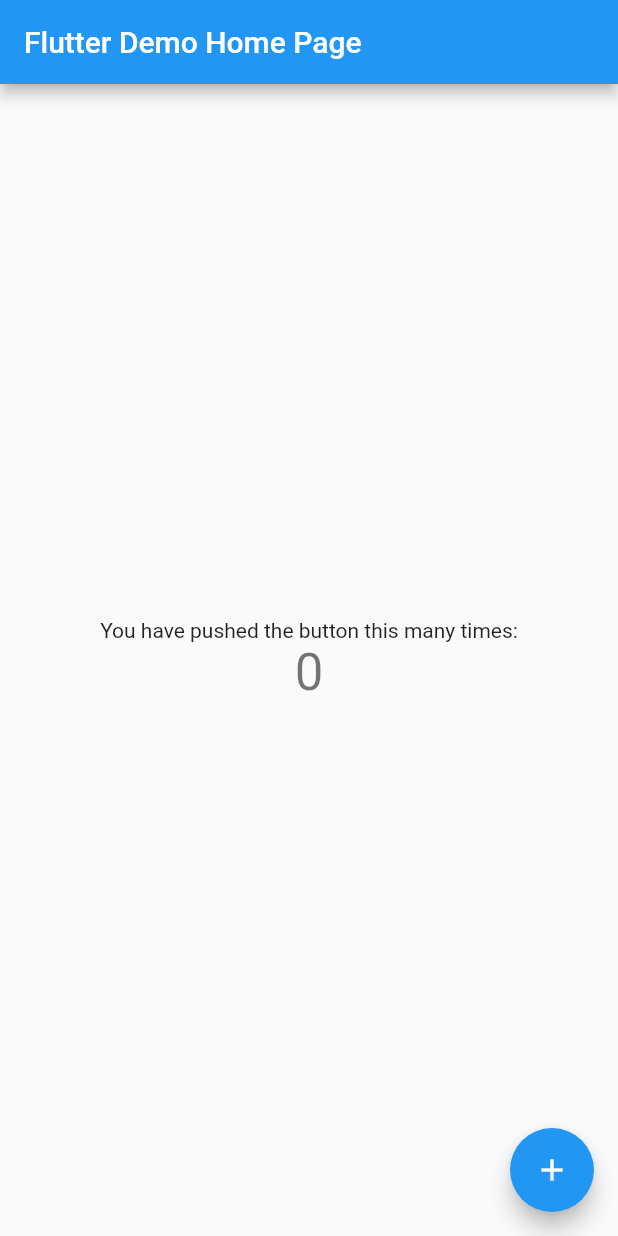
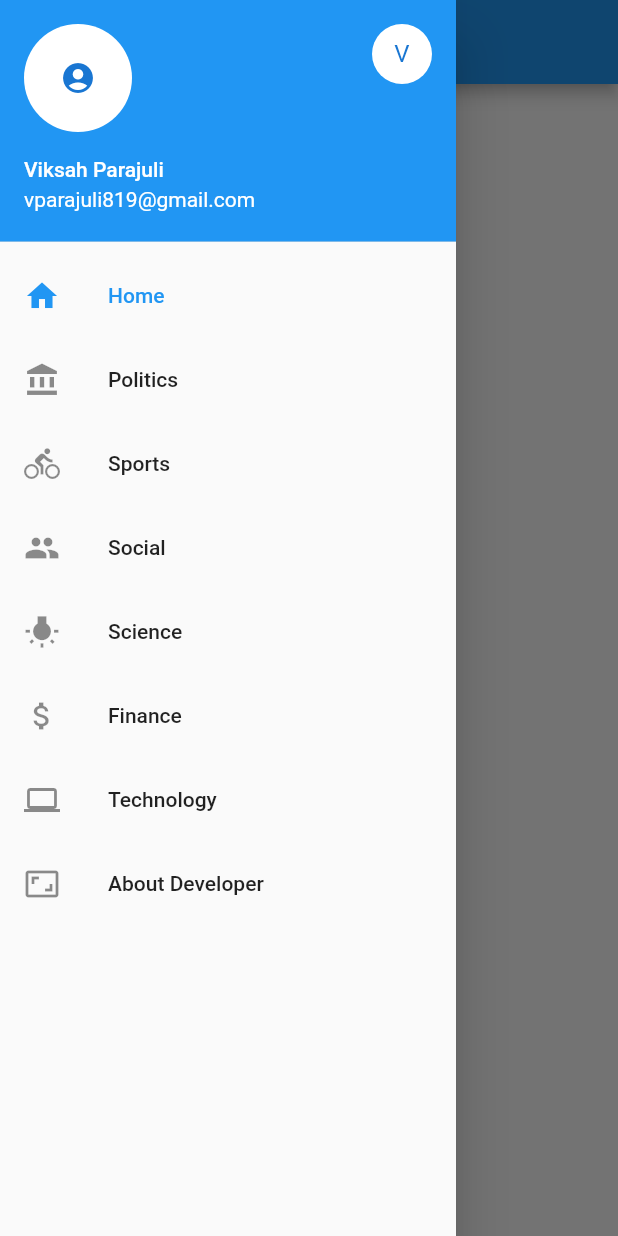
Before and after one commit to vikskod/flutter_news_app, a Flutter app: the screen it shows after launch, with the side drawer open (before the commit the screen has no drawer), on a phone screen of 412 x 824 dp. Run offline on Flutter 3.47's test engine with Material 2 defaults, Android fonts, the phone set to English and light mode, and no system bars; our stand-ins replace font_awesome_flutter.

Commit message:
Drawer setup, About Developer page setup

```diff
--- /dev/null
+++ b/lib/HomePage.dart
@@ -0,0 +1,95 @@
+import 'package:flutter/material.dart';
+import 'package:newsapp/screens/AboutDeveloper.dart';
+
+import 'drawer/DrawerItem.dart';
+
+class HomePage extends StatefulWidget {
+  @override
+  _HomePageState createState() => _HomePageState();
+}
+
+class _HomePageState extends State<HomePage> {
+  int selectedDrawerIndex = 0;
+  static final drawerItems = [
+    new DrawerItem("Home", Icons.home),
+    new DrawerItem("Politics", Icons.account_balance),
+    new DrawerItem("Sports", Icons.directions_bike),
+    new DrawerItem("Social", Icons.people),
+    new DrawerItem("Science", Icons.wb_incandescent),
+    new DrawerItem("Finance", Icons.attach_money),
+    new DrawerItem("Technology", Icons.computer),
+    new DrawerItem("About Developer", Icons.aspect_ratio)
+  ];
+  String appBarTitle = drawerItems[0].title;
+
+  getDrawerItemWidget(int pos) {
+    switch (pos) {
+      case 0:
+        return Text("Home");
+      case 1:
+        return AboutDeveloper();
+      case 2:
+        return AboutDeveloper();
+      case 3:
+        return AboutDeveloper();
+      case 4:
+        return AboutDeveloper();
+      case 5:
+        return AboutDeveloper();
+      case 6:
+        return AboutDeveloper();
+      case 7:
+        return AboutDeveloper();
+    }
+  }
+
+  @override
+  Widget build(BuildContext context) {
+    var drawerOptions = <Widget>[];
+    for (var i = 0; i < drawerItems.length; i++) {
+      var d = drawerItems[i];
+      drawerOptions.add(ListTile(
+        leading: Icon(d.icon),
+        title: Text(d.title),
+        selected: i == selectedDrawerIndex,
+        onTap: () => onSelectItem(i),
+      ));
+    }
+
+    return Scaffold(
+        appBar: AppBar(
+          title: Text(appBarTitle),
+        ),
+        drawer: Drawer(
+          child: Column(
+            children: <Widget>[
+              UserAccountsDrawerHeader(
+                accountName: Text("Viksah Parajuli"),
+                accountEmail: Text("vparajuli819@gmail.com"),
+                currentAccountPicture: CircleAvatar(
+                  backgroundColor: Colors.white,
+                  child: Icon(Icons.account_circle),
+                ),
+                otherAccountsPictures: <Widget>[
+                  CircleAvatar(
+                    backgroundColor: Colors.white,
+                    child: Text("V"),
+                  )
+                ],
+              ),
+              Column(children: drawerOptions)
+            ],
+          ),
+        ),
+        body: getDrawerItemWidget(selectedDrawerIndex));
+  }
+
+  Future<void> onSelectItem(int index) async {
+    setState(() {
+      appBarTitle = drawerItems[index].title;
+      selectedDrawerIndex = index;
+    });
+
+    Navigator.of(context).pop(); // close the drawer
+  }
+}
--- /dev/null
+++ b/lib/drawer/DrawerItem.dart
@@ -0,0 +1,8 @@
+import 'package:flutter/material.dart';
+
+class DrawerItem {
+  String title;
+  IconData icon;
+
+  DrawerItem(this.title, this.icon);
+}
--- a/lib/main.dart
+++ b/lib/main.dart
@@ -1,111 +1,17 @@
 import 'package:flutter/material.dart';
+
+import 'HomePage.dart';
 
 void main() => runApp(MyApp());
 
 class MyApp extends StatelessWidget {
-  // This widget is the root of your application.
   @override
   Widget build(BuildContext context) {
     return MaterialApp(
       title: 'Flutter Demo',
-      theme: ThemeData(
-        // This is the theme of your application.
-        //
-        // Try running your application with "flutter run". You'll see the
-        // application has a blue toolbar. Then, without quitting the app, try
-        // changing the primarySwatch below to Colors.green and then invoke
-        // "hot reload" (press "r" in the console where you ran "flutter run",
-        // or simply save your changes to "hot reload" in a Flutter IDE).
-        // Notice that the counter didn't reset back to zero; the application
-        // is not restarted.
-        primarySwatch: Colors.blue,
-      ),
-      home: MyHomePage(title: 'Flutter Demo Home Page'),
+      debugShowCheckedModeBanner: false,
+      theme: ThemeData(primarySwatch: Colors.blue),
+      home: HomePage(),
     );
   }
 }
-
-class MyHomePage extends StatefulWidget {
-  MyHomePage({Key key, this.title}) : super(key: key);
-
-  // This widget is the home page of your application. It is stateful, meaning
-  // that it has a State object (defined below) that contains fields that affect
-  // how it looks.
-
-  // This class is the configuration for the state. It holds the values (in this
-  // case the title) provided by the parent (in this case the App widget) and
-  // used by the build method of the State. Fields in a Widget subclass are
-  // always marked "final".
-
-  final String title;
-
-  @override
-  _MyHomePageState createState() => _MyHomePageState();
-}
-
-class _MyHomePageState extends State<MyHomePage> {
-  int _counter = 0;
-
-  void _incrementCounter() {
-    setState(() {
-      // This call to setState tells the Flutter framework that something has
-      // changed in this State, which causes it to rerun the build method below
-      // so that the display can reflect the updated values. If we changed
-      // _counter without calling setState(), then the build method would not be
-      // called again, and so nothing would appear to happen.
-      _counter++;
-    });
-  }
-
-  @override
-  Widget build(BuildContext context) {
-    // This method is rerun every time setState is called, for instance as done
-    // by the _incrementCounter method above.
-    //
-    // The Flutter framework has been optimized to make rerunning build methods
-    // fast, so that you can just rebuild anything that needs updating rather
-    // than having to individually change instances of widgets.
-    return Scaffold(
-      appBar: AppBar(
-        // Here we take the value from the MyHomePage object that was created by
-        // the App.build method, and use it to set our appbar title.
-        title: Text(widget.title),
-      ),
-      body: Center(
-        // Center is a layout widget. It takes a single child and positions it
-        // in the middle of the parent.
-        child: Column(
-          // Column is also a layout widget. It takes a list of children and
-          // arranges them vertically. By default, it sizes itself to fit its
-          // children horizontally, and tries to be as tall as its parent.
-          //
-          // Invoke "debug painting" (press "p" in the console, choose the
-          // "Toggle Debug Paint" action from the Flutter Inspector in Android
-          // Studio, or the "Toggle Debug Paint" command in Visual Studio Code)
-          // to see the wireframe for each widget.
-          //
-          // Column has various properties to control how it sizes itself and
-          // how it positions its children. Here we use mainAxisAlignment to
-          // center the children vertically; the main axis here is the vertical
-          // axis because Columns are vertical (the cross axis would be
-          // horizontal).
-          mainAxisAlignment: MainAxisAlignment.center,
-          children: <Widget>[
-            Text(
-              'You have pushed the button this many times:',
-            ),
-            Text(
-              '$_counter',
-              style: Theme.of(context).textTheme.display1,
-            ),
-          ],
-        ),
-      ),
-      floatingActionButton: FloatingActionButton(
-        onPressed: _incrementCounter,
-        tooltip: 'Increment',
-        child: Icon(Icons.add),
-      ), // This trailing comma makes auto-formatting nicer for build methods.
-    );
-  }
-}
--- /dev/null
+++ b/lib/utils/Secret.dart
@@ -0,0 +1,3 @@
+class Secret{
+   static final String API = "8344b549554d443c964d5617a285debb";
+}
--- a/pubspec.yaml
+++ b/pubspec.yaml
@@ -23,6 +23,8 @@ dependencies:
   # The following adds the Cupertino Icons font to your application.
   # Use with the CupertinoIcons class for iOS style icons.
   cupertino_icons: ^0.1.2
+  font_awesome_flutter: ^8.8.1
+  url_launcher: ^5.4.2
 
 dev_dependencies:
   flutter_test:
```
Also changed, not shown: lib/screens/AboutDeveloper.dart (added, +151 -0 lines), pubspec.lock, 3 other files.
